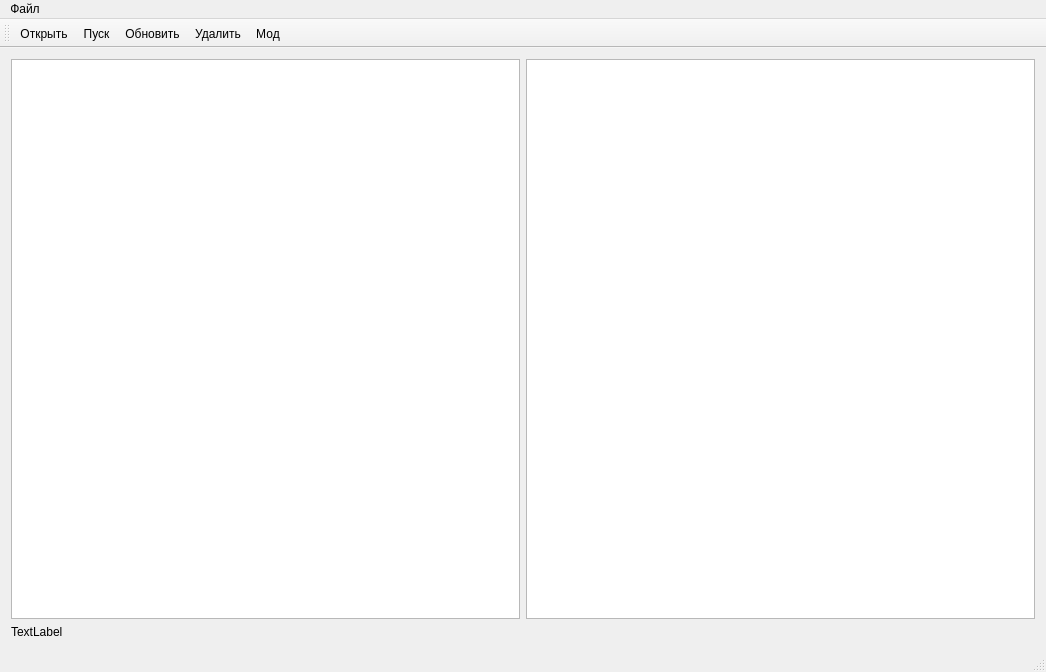
Qt form diff/mainwindow.ui (Roket132/cpp-diff_widget) before a commit.
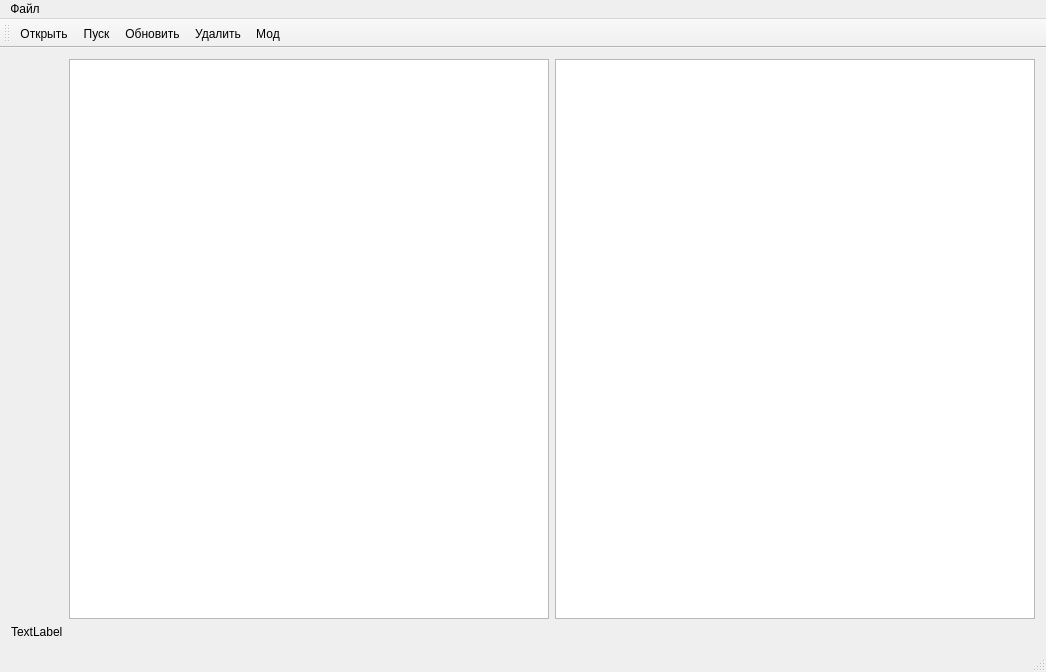
The same form after that commit. Icons and pictures are not drawn.

Commit message: check symlink

```diff
--- a/diff/mainwindow.ui
+++ b/diff/mainwindow.ui
@@ -19,6 +19,9 @@
   </property>
   <widget class="QWidget" name="centralWidget">
    <layout class="QGridLayout" name="gridLayout">
+    <item row="0" column="2">
+     <widget class="QListWidget" name="listSameFile"/>
+    </item>
     <item row="1" column="0">
      <widget class="QLabel" name="choised_dir">
       <property name="text">
@@ -27,9 +30,6 @@
      </widget>
     </item>
     <item row="0" column="1">
-     <widget class="QListWidget" name="listSameFile"/>
-    </item>
-    <item row="0" column="0">
      <widget class="QListWidget" name="listMainFile"/>
     </item>
    </layout>
```
The commit also changes 2 other files.
